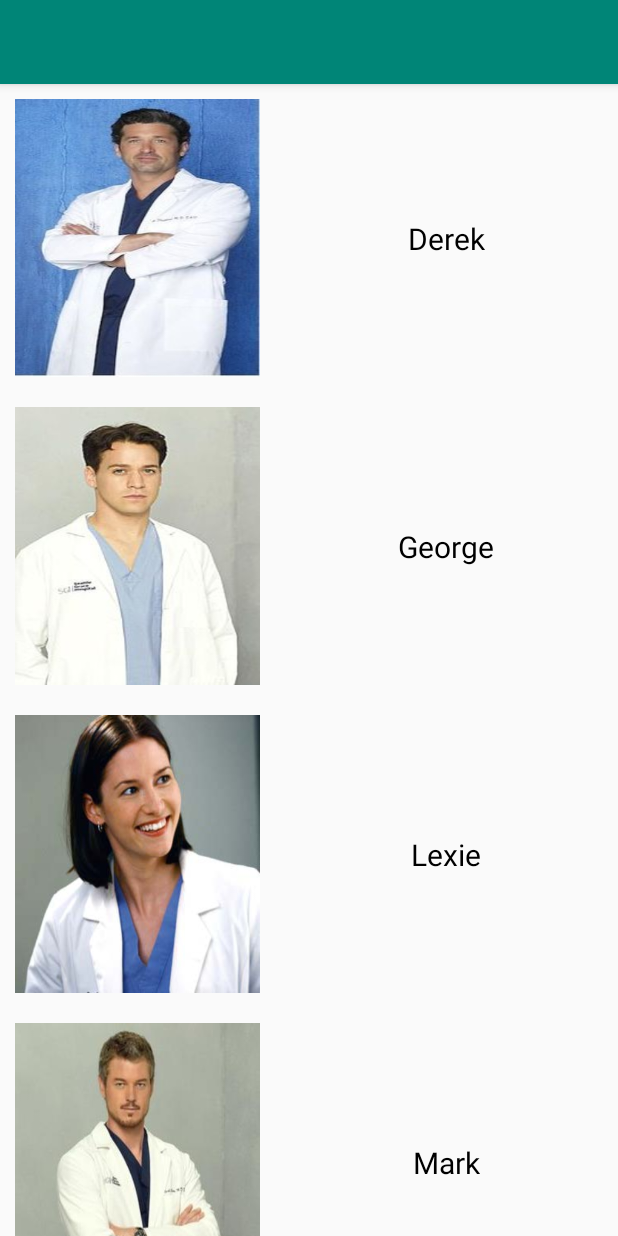
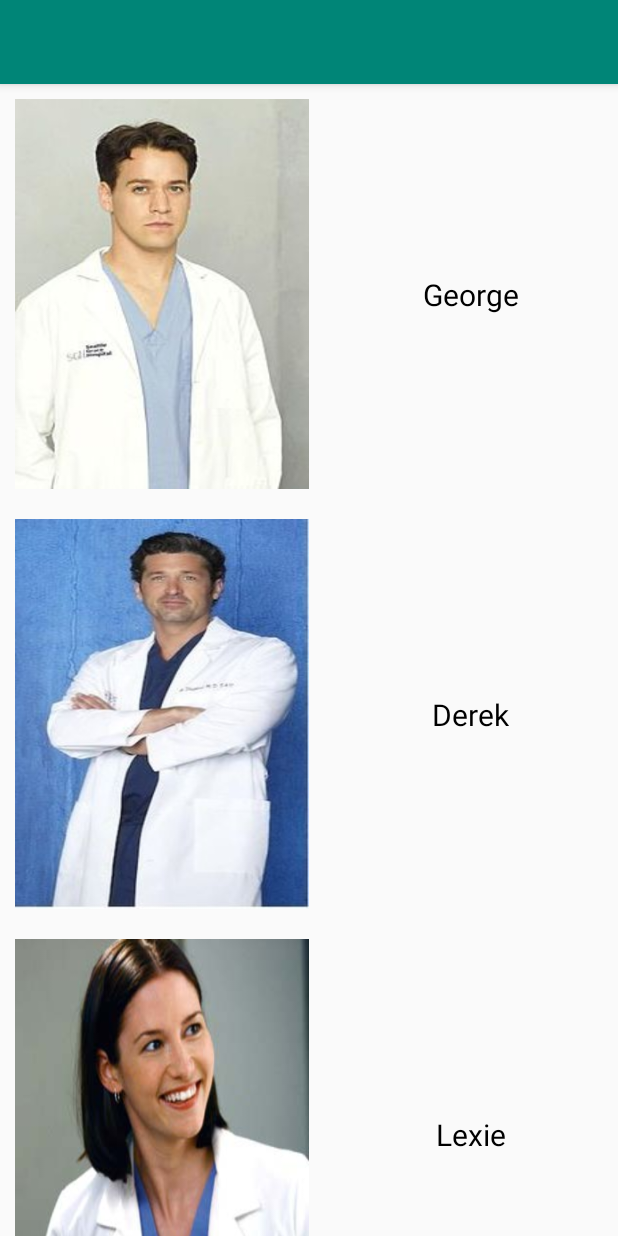
Before and after one commit to AdiBenoz/Milab-app-development, an Android app: the screen it shows after launch (DeadActivity), after a tap on "DIED", on a phone screen of 412 x 824 dp. Run offline under Robolectric (Android 15) with nearby library versions, the phone set to English and light mode, and no system bars.

Commit message:
designed

```diff
--- a/EX2/app/src/main/java/com/example/ex2/DeadActivity.java
+++ b/EX2/app/src/main/java/com/example/ex2/DeadActivity.java
@@ -17,8 +17,8 @@ public class DeadActivity extends AppCompatActivity {
 
 
         List<Personality> dead = new ArrayList<>();
+        dead.add(new Personality(R.drawable.g, "George"));
         dead.add(new Personality(R.drawable.d, "Derek"));
-        dead.add(new Personality(R.drawable.g, "George"));
         dead.add(new Personality(R.drawable.lex, "Lexie"));
         dead.add(new Personality(R.drawable.ms, "Mark"));
         dead.add(new Personality(R.drawable.denny, "Denny"));
--- a/EX2/app/src/main/java/com/example/ex2/MainActivity.java
+++ b/EX2/app/src/main/java/com/example/ex2/MainActivity.java
@@ -3,7 +3,9 @@ package com.example.ex2;
 import androidx.appcompat.app.AppCompatActivity;
 
 import android.content.Intent;
+import android.media.MediaPlayer;
 import android.os.Bundle;
+import android.provider.MediaStore;
 import android.view.View;
 import android.widget.Button;
 
@@ -14,6 +16,8 @@ public class MainActivity extends AppCompatActivity {
         super.onCreate(savedInstanceState);
         setContentView(R.layout.activity_main);
 
+        MediaPlayer ringtone = MediaPlayer.create(MainActivity.this,R.raw.greys_anatomy);
+        ringtone.start();
 
         Button alive = (Button)findViewById(R.id.button1);
         alive.setOnClickListener(new View.OnClickListener() {
--- a/EX2/app/src/main/res/layout/activity_main.xml
+++ b/EX2/app/src/main/res/layout/activity_main.xml
@@ -4,6 +4,7 @@
     xmlns:tools="http://schemas.android.com/tools"
     android:layout_width="match_parent"
     android:layout_height="match_parent"
+    android:background="@drawable/everybody1">
     tools:context=".MainActivity">
 
     <Button
--- a/EX2/app/src/main/res/layout/row.xml
+++ b/EX2/app/src/main/res/layout/row.xml
@@ -9,7 +9,7 @@
 
     <androidx.constraintlayout.widget.ConstraintLayout
         android:layout_width="411dp"
-        android:layout_height="185dp">
+        android:layout_height="260dp">
 
         <TextView
             android:id="@+id/name"
@@ -27,8 +27,8 @@
 
         <ImageView
             android:id="@+id/image"
-            android:layout_width="163dp"
-            android:layout_height="185dp"
+            android:layout_width="196dp"
+            android:layout_height="260dp"
             android:scaleType="fitXY"
             android:src="@mipmap/ic_launcher"
             app:layout_constraintBottom_toBottomOf="parent"
```
Also changed, not shown: EX2/app/src/main/res/drawable-xxxhdpi/everybody1.jpg (added), 1 other file.
